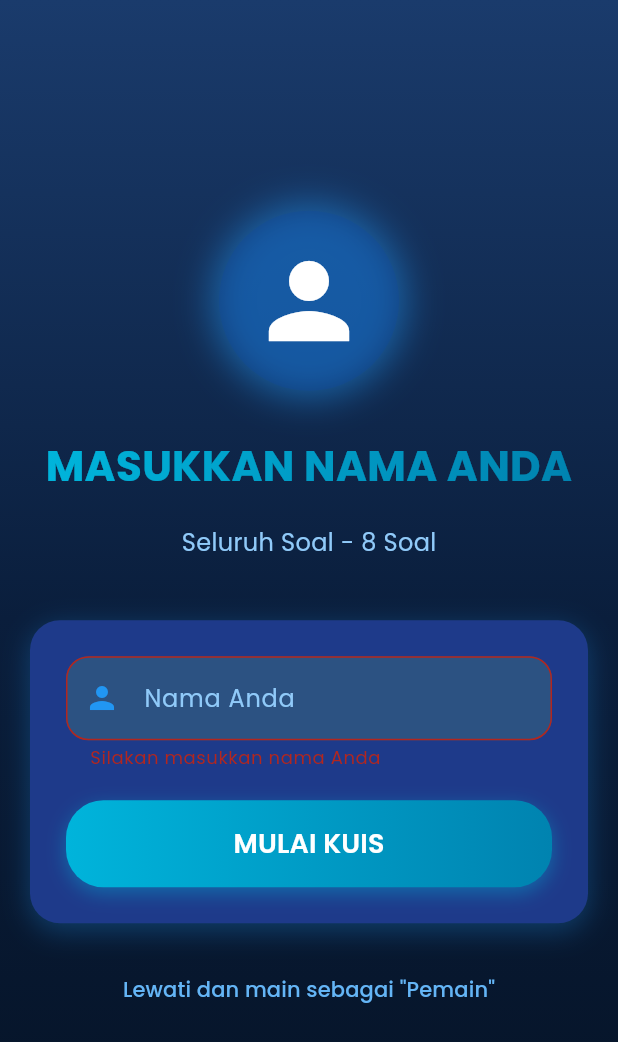
After one commit to najma7527/Kuis_Apk, a Flutter app: the NameInputScreen screen opened directly, after a tap on "MULAI KUIS", on a phone screen of 412 x 824 dp. The commit adds this screen. Shown: the top 1042 px of the screen. Run offline on Flutter 3.47's test engine with Material 3 defaults, Android fonts, the phone set to English and light mode, and no system bars; our stand-ins replace google_fonts, shared_preferences; accounts and stored records are empty.

Commit message:
menambahkan fitur inputan nama

```diff
--- a/lib/kuis_screen.dart
+++ b/lib/kuis_screen.dart
@@ -6,8 +6,13 @@ import 'utils/notification_helper.dart';
 
 class QuizScreen extends StatefulWidget {
   final List<Question> questions;
+  final String userName;
 
-  const QuizScreen({super.key, required this.questions});
+  const QuizScreen({
+    super.key,
+    required this.questions,
+    this.userName = 'Pemain',
+  });
 
   @override
   State<QuizScreen> createState() => _QuizScreenState();
@@ -49,11 +54,13 @@ class _QuizScreenState extends State<QuizScreen> {
         NotificationHelper.showCorrectNotification(
           context,
           currentOptions[currentCorrectIndex],
+          widget.userName,
         );
       } else {
         NotificationHelper.showWrongNotification(
           context,
           currentOptions[currentCorrectIndex],
+          widget.userName,
         );
       }
     });
@@ -70,6 +77,7 @@ class _QuizScreenState extends State<QuizScreen> {
           context,
           score,
           widget.questions.length,
+          widget.userName,
         );
 
         Future.delayed(const Duration(milliseconds: 1000), () {
--- a/lib/main.dart
+++ b/lib/main.dart
@@ -2,6 +2,7 @@ import 'package:flutter/material.dart';
 import 'package:google_fonts/google_fonts.dart';
 import 'kuis_screen.dart';
 import 'kuis_data.dart';
+import 'screens/nama_input_screen.dart';
 
 void main() {
   runApp(const MyApp());
@@ -92,36 +93,39 @@ class HomeScreen extends StatelessWidget {
 
               const SizedBox(height: 50),
 
-              _buildGradientButton(
-                context: context,
-                text: "MULAI KUIS",
+              ElevatedButton(
                 onPressed: () {
                   Navigator.push(
                     context,
                     MaterialPageRoute(
-                      builder: (context) => QuizScreen(questions: questions),
+                      builder: (context) => NameInputScreen(
+                        // PERUBAHAN DI SINI
+                        questions: questions,
+                        isQuickQuiz: false,
+                      ),
                     ),
                   );
                 },
-                colors: const [Color(0xFF00B4DB), Color(0xFF0083B0)],
+                child: const Text("Mulai Kuis"),
               ),
 
               const SizedBox(height: 20),
 
-              _buildGradientButton(
-                context: context,
-                text: "KUIS CEPAT (5 SOAL)",
+              ElevatedButton(
                 onPressed: () {
                   final randomQuestions = getRandomQuestions(5);
                   Navigator.push(
                     context,
                     MaterialPageRoute(
-                      builder: (context) =>
-                          QuizScreen(questions: randomQuestions),
+                      builder: (context) => NameInputScreen(
+                        // PERUBAHAN DI SINI
+                        questions: randomQuestions,
+                        isQuickQuiz: true,
+                      ),
                     ),
                   );
                 },
-                colors: const [Color(0xFF667EEA), Color(0xFF764BA2)],
+                child: const Text("Kuis Cepat (5 Soal)"),
               ),
             ],
           ),
--- /dev/null
+++ b/lib/screens/nama_input_screen.dart
@@ -0,0 +1,278 @@
+import 'package:flutter/material.dart';
+import 'package:google_fonts/google_fonts.dart';
+import 'package:blue_quiz_sederhana/kuis_screen.dart';
+import 'package:blue_quiz_sederhana/kuis_data.dart';
+import 'package:shared_preferences/shared_preferences.dart';
+
+class NameInputScreen extends StatefulWidget {
+  final List<Question> questions;
+  final bool isQuickQuiz;
+
+  const NameInputScreen({
+    super.key,
+    required this.questions,
+    this.isQuickQuiz = false,
+  });
+
+  @override
+  State<NameInputScreen> createState() => _NameInputScreenState();
+}
+
+class _NameInputScreenState extends State<NameInputScreen> {
+  final TextEditingController _nameController = TextEditingController();
+  final _formKey = GlobalKey<FormState>();
+
+  @override
+  void initState() {
+    super.initState();
+    // Load saved name jika ada
+    _loadSavedName();
+  }
+
+  @override
+  void dispose() {
+    _nameController.dispose();
+    super.dispose();
+  }
+
+  void _loadSavedName() async {
+    try {
+      final prefs = await SharedPreferences.getInstance();
+      final savedName = prefs.getString('userName') ?? '';
+      setState(() {
+        _nameController.text = savedName;
+      });
+    } catch (e) {
+      print('Error loading saved name: $e');
+    }
+  }
+
+  void _startQuiz() async {
+    if (_formKey.currentState!.validate()) {
+      final userName = _nameController.text.trim();
+
+      // Save name untuk下次使用
+      try {
+        final prefs = await SharedPreferences.getInstance();
+        await prefs.setString('userName', userName);
+      } catch (e) {
+        print('Error saving name: $e');
+      }
+
+      Navigator.pushReplacement(
+        context,
+        MaterialPageRoute(
+          builder: (context) =>
+              QuizScreen(questions: widget.questions, userName: userName),
+        ),
+      );
+    }
+  }
+
+  @override
+  Widget build(BuildContext context) {
+    return Scaffold(
+      backgroundColor: const Color(0xFF0A1E3C),
+      body: Container(
+        decoration: const BoxDecoration(
+          gradient: LinearGradient(
+            begin: Alignment.topCenter,
+            end: Alignment.bottomCenter,
+            colors: [Color(0xFF1A3B6C), Color(0xFF0A1E3C), Color(0xFF051224)],
+          ),
+        ),
+        child: Center(
+          child: SingleChildScrollView(
+            padding: const EdgeInsets.all(20),
+            child: Column(
+              mainAxisAlignment: MainAxisAlignment.center,
+              children: [
+                // Icon
+                Container(
+                  padding: const EdgeInsets.all(20),
+                  decoration: BoxDecoration(
+                    shape: BoxShape.circle,
+                    color: Colors.blue[900]!.withOpacity(0.3),
+                    boxShadow: [
+                      BoxShadow(
+                        color: Colors.blue.withOpacity(0.5),
+                        blurRadius: 20,
+                        spreadRadius: 5,
+                      ),
+                    ],
+                  ),
+                  child: const Icon(
+                    Icons.person,
+                    size: 80,
+                    color: Colors.white,
+                  ),
+                ),
+
+                const SizedBox(height: 30),
+
+                // Title
+                ShaderMask(
+                  shaderCallback: (bounds) => const LinearGradient(
+                    colors: [Color(0xFF00B4DB), Color(0xFF0083B0)],
+                  ).createShader(bounds),
+                  child: Text(
+                    "MASUKKAN NAMA ANDA",
+                    style: GoogleFonts.poppins(
+                      fontSize: 28,
+                      fontWeight: FontWeight.bold,
+                      color: Colors.white,
+                    ),
+                    textAlign: TextAlign.center,
+                  ),
+                ),
+
+                const SizedBox(height: 20),
+
+                // Subtitle
+                Text(
+                  widget.isQuickQuiz
+                      ? "Kuis Cepat - ${widget.questions.length} Soal"
+                      : "Seluruh Soal - ${widget.questions.length} Soal",
+                  style: GoogleFonts.poppins(
+                    fontSize: 16,
+                    color: Colors.blue[200],
+                  ),
+                ),
+
+                const SizedBox(height: 40),
+
+                // Form Input
+                Form(
+                  key: _formKey,
+                  child: Container(
+                    padding: const EdgeInsets.all(24),
+                    decoration: BoxDecoration(
+                      color: const Color(0xFF1E3A8A),
+                      borderRadius: BorderRadius.circular(20),
+                      boxShadow: [
+                        BoxShadow(
+                          color: Colors.blue.withOpacity(0.3),
+                          blurRadius: 15,
+                          offset: const Offset(0, 5),
+                        ),
+                      ],
+                    ),
+                    child: Column(
+                      children: [
+                        TextFormField(
+                          controller: _nameController,
+                          style: GoogleFonts.poppins(
+                            color: Colors.white,
+                            fontSize: 16,
+                          ),
+                          decoration: InputDecoration(
+                            labelText: 'Nama Anda',
+                            labelStyle: GoogleFonts.poppins(
+                              color: Colors.blue[200],
+                            ),
+                            border: OutlineInputBorder(
+                              borderRadius: BorderRadius.circular(15),
+                              borderSide: const BorderSide(color: Colors.blue),
+                            ),
+                            focusedBorder: OutlineInputBorder(
+                              borderRadius: BorderRadius.circular(15),
+                              borderSide: const BorderSide(
+                                color: Color(0xFF00B4DB),
+                                width: 2,
+                              ),
+                            ),
+                            filled: true,
+                            fillColor: const Color(0xFF2C5282),
+                            prefixIcon: const Icon(
+                              Icons.person,
+                              color: Colors.blue,
+                            ),
+                          ),
+                          validator: (value) {
+                            if (value == null || value.trim().isEmpty) {
+                              return 'Silakan masukkan nama Anda';
+                            }
+                            if (value.trim().length < 2) {
+                              return 'Nama minimal 2 karakter';
+                            }
+                            return null;
+                          },
+                        ),
+
+                        const SizedBox(height: 20),
+
+                        // Start Button
+                        Container(
+                          decoration: BoxDecoration(
+                            gradient: const LinearGradient(
+                              colors: [Color(0xFF00B4DB), Color(0xFF0083B0)],
+                            ),
+                            borderRadius: BorderRadius.circular(25),
+                            boxShadow: [
+                              BoxShadow(
+                                color: const Color(0xFF00B4DB).withOpacity(0.4),
+                                blurRadius: 10,
+                                offset: const Offset(0, 4),
+                              ),
+                            ],
+                          ),
+                          child: ElevatedButton(
+                            onPressed: _startQuiz,
+                            style: ElevatedButton.styleFrom(
+                              backgroundColor: Colors.transparent,
+                              shadowColor: Colors.transparent,
+                              padding: const EdgeInsets.symmetric(
+                                horizontal: 40,
+                                vertical: 16,
+                              ),
+                              shape: RoundedRectangleBorder(
+                                borderRadius: BorderRadius.circular(25),
+                              ),
+                              minimumSize: const Size(double.infinity, 50),
+                            ),
+                            child: Text(
+                              'MULAI KUIS',
+                              style: GoogleFonts.poppins(
+                                fontSize: 18,
+                                fontWeight: FontWeight.w600,
+                                color: Colors.white,
+                              ),
+                            ),
+                          ),
+                        ),
+                      ],
+                    ),
+                  ),
+                ),
+
+                const SizedBox(height: 20),
+
+                // Skip Button (Optional)
+                TextButton(
+                  onPressed: () {
+                    Navigator.pushReplacement(
+                      context,
+                      MaterialPageRoute(
+                        builder: (context) => QuizScreen(
+                          questions: widget.questions,
+                          userName: 'Pemain', // Default name
+                        ),
+                      ),
+                    );
+                  },
+                  child: Text(
+                    'Lewati dan main sebagai "Pemain"',
+                    style: GoogleFonts.poppins(
+                      color: Colors.blue[300],
+                      fontSize: 14,
+                    ),
+                  ),
+                ),
+              ],
+            ),
+          ),
+        ),
+      ),
+    );
+  }
+}
--- a/lib/utils/notification_helper.dart
+++ b/lib/utils/notification_helper.dart
@@ -4,11 +4,12 @@ class NotificationHelper {
   static void showCorrectNotification(
     BuildContext context,
     String correctAnswer,
+    String userName,
   ) {
     _showNotification(
       context,
       "✅ BENAR!",
-      "Jawaban tepat!",
+      "$userName kamu menjawab dengan tepat!",
       Colors.green,
       Icons.check_circle,
     );
@@ -17,11 +18,12 @@ class NotificationHelper {
   static void showWrongNotification(
     BuildContext context,
     String correctAnswer,
+    String userName,
   ) {
     _showNotification(
       context,
       "❌ SALAH",
-      "Jawaban benar: $correctAnswer",
+      "$userName, jawaban benar: $correctAnswer , ayo belajar lebuh keras lagi",
       Colors.red,
       Icons.error,
     );
@@ -31,6 +33,7 @@ class NotificationHelper {
     BuildContext context,
     int score,
     int total,
+    String userName,
   ) {
     final percentage = (score / total * 100).round();
     String title;
@@ -38,15 +41,15 @@ class NotificationHelper {
     Color color;
 
     if (percentage >= 80) {
-      title = "🎉 LUAR BIASA!";
+      title = "🎉 $userName kamu LUAR BIASA! ";
       message = "Skor: $score/$total ($percentage%)";
       color = Colors.green;
     } else if (percentage >= 70) {
-      title = "👍 BAGUS!";
+      title = "👍 $userName KAMU MENJAWAB DENGAN BAGUS!";
       message = "Skor: $score/$total ($percentage%)";
       color = Colors.blue;
     } else {
-      title = "💪 TERUS COBA!";
+      title = "💪 $userName AYO TERUS COBA!";
       message = "Skor: $score/$total ($percentage%)";
       color = Colors.orange;
     }
--- a/pubspec.yaml
+++ b/pubspec.yaml
@@ -36,6 +36,7 @@ dependencies:
   cupertino_icons: ^1.0.8
   google_fonts: ^6.0.0
   audioplayers: ^5.0.0
+  shared_preferences: ^2.2.2
 
 dev_dependencies:
   flutter_test:
```
Also changed, not shown: pubspec.lock, 1 other file.
